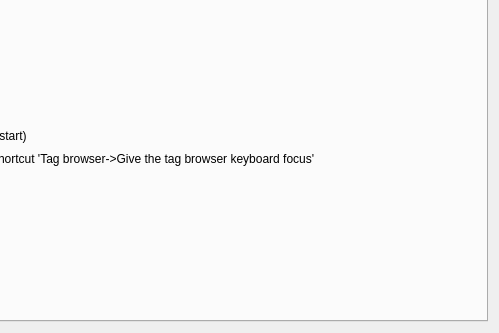
Qt form src/calibre/gui2/preferences/look_feel.ui (kovidgoyal/calibre) before a commit; both pictures show x 340 to 839 and y 247 to 580 of the 839 by 580 pixel window.
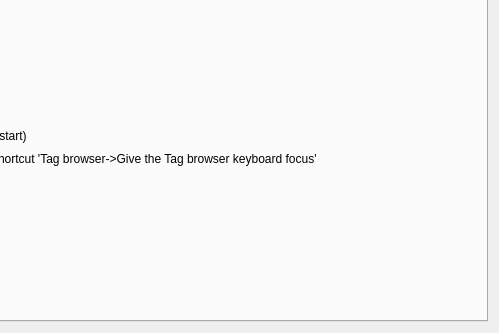
The same form after that commit. The open tabs and pages were chosen to show the change. Icons and pictures are not drawn. Custom widgets are drawn as their Qt base class.

```diff
--- a/src/calibre/gui2/preferences/look_feel.ui
+++ b/src/calibre/gui2/preferences/look_feel.ui
@@ -1129,7 +1129,7 @@
          </property>
          <property name="text">
           <string>&lt;p&gt;If you enable this option then you should set the
-keyboard shortcut 'Tag browser-&gt;Give the tag browser keyboard focus'&lt;/p&gt;</string>
+keyboard shortcut 'Tag browser-&gt;Give the Tag browser keyboard focus'&lt;/p&gt;</string>
          </property>
         </widget>
        </item>
```
